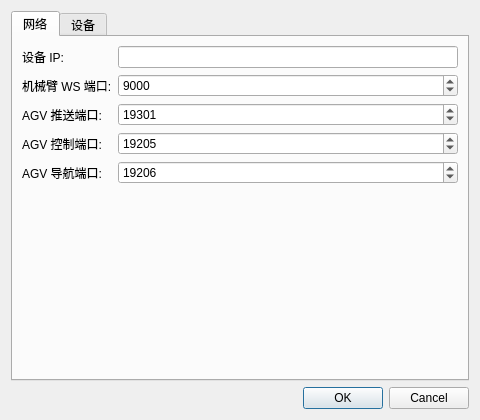
The window that dialogs/settingsdialog.ui (whaledreamg/RobotControl) describes before a commit, drawn with Qt 5.
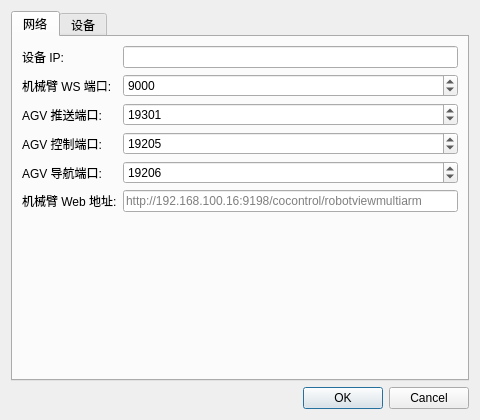
The same window after the commit.

Diff of the .ui file:
```diff
--- a/dialogs/settingsdialog.ui
+++ b/dialogs/settingsdialog.ui
@@ -38,6 +38,10 @@
         <property name="maximum"><number>65535</number></property>
         <property name="value"><number>19206</number></property>
        </widget></item>
+       <item row="5" column="0"><widget class="QLabel" name="lblArmWebUrl"><property name="text"><string>机械臂 Web 地址:</string></property></widget></item>
+       <item row="5" column="1"><widget class="QLineEdit" name="editArmWebUrl">
+        <property name="placeholderText"><string>http://192.168.100.16:9198/cocontrol/robotviewmultiarm</string></property>
+       </widget></item>
       </layout>
      </widget>
      <widget class="QWidget" name="tabDevice">
```
